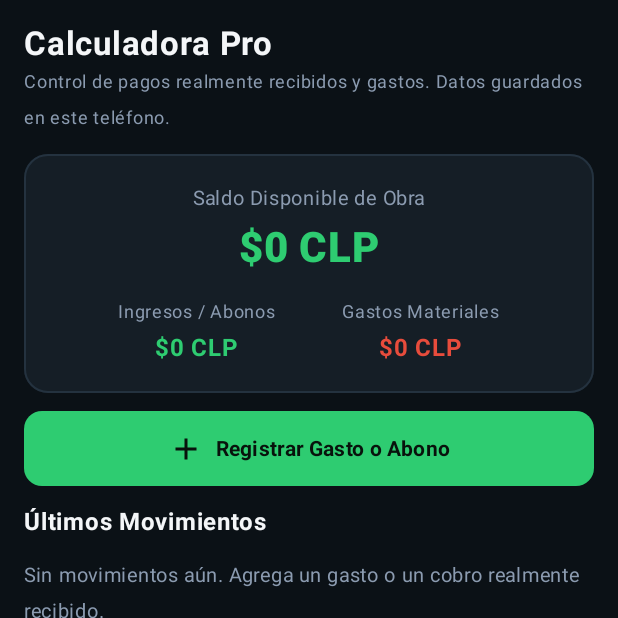
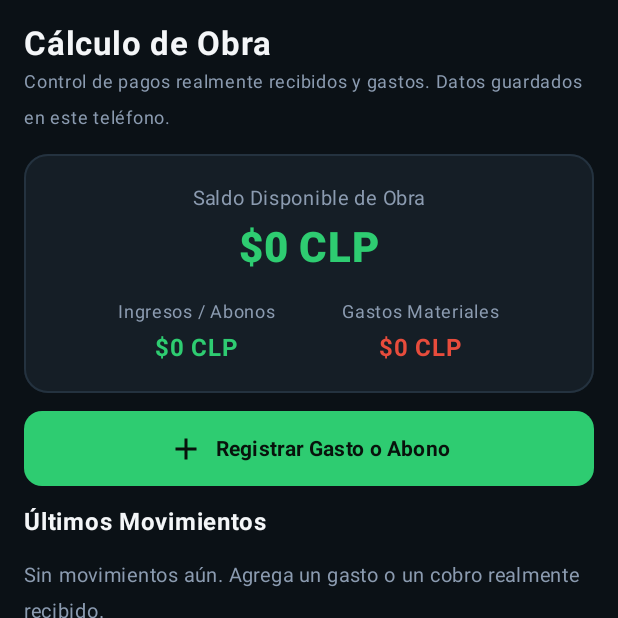
Before and after one commit to rarce-75-AI/CalculadoraPro, an Android app built with Jetpack Compose: the screen it shows after launch (MainActivity), on a phone screen of 412 x 824 dp, the top half of it. Run offline under Robolectric (Android 15) with nearby library versions, the phone set to English and light mode, and no system bars.

Commit message:
Corregir nombre visible Cálculo de Obra y preparar v0.4.3

```diff
--- a/app/src/main/java/cl/rarce/calculadorapro/MainActivity.kt
+++ b/app/src/main/java/cl/rarce/calculadorapro/MainActivity.kt
@@ -303,7 +303,7 @@ fun FinanzasObraScreen(movimientos: MutableList<MovimientoObra>) {
         verticalArrangement = Arrangement.spacedBy(12.dp)
     ) {
         item {
-            Text("Calculadora Pro", fontSize = 22.sp, fontWeight = FontWeight.Bold, color = TextMain)
+            Text("Cálculo de Obra", fontSize = 22.sp, fontWeight = FontWeight.Bold, color = TextMain)
             Text("Control de pagos realmente recibidos y gastos. Datos guardados en este teléfono.", fontSize = 12.sp, color = TextMuted)
         }
 
```
